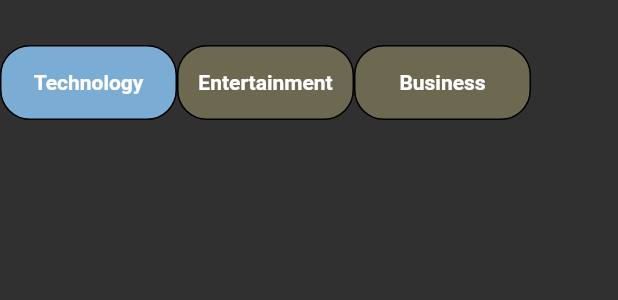
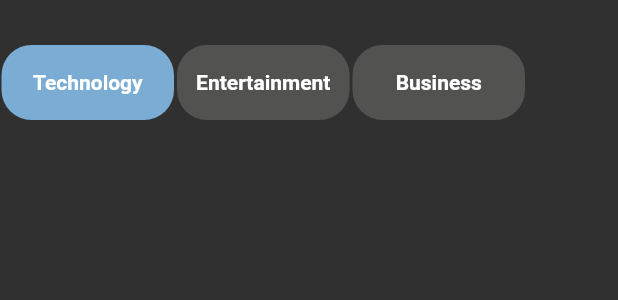
Before and after one commit to amna-kamran/news_app, a Flutter app: the CategoryBar widget shown alone on an empty page, opened directly, on a phone screen of 412 x 824 dp. Shown: the top 300 px of the screen. Run offline on Flutter 3.47's test engine with Material 2 defaults, Android fonts, the phone set to English and light mode, and no system bars; our stand-ins replace carousel_slider, flutter_svg; network calls fail.

Commit message:
changed tab colors and added spaces

```diff
--- a/lib/core/tab.dart
+++ b/lib/core/tab.dart
@@ -20,13 +20,12 @@ class Taptab extends StatelessWidget {
       },
       child: Container(
         height: 50,
-        width: 118,
+        width: 115,
         decoration: BoxDecoration(
           color: isSelected
               ? const Color.fromARGB(255, 122, 172, 212)
-              : const Color.fromARGB(255, 109, 105, 81),
+              : const Color.fromARGB(255, 82, 82, 81),
           borderRadius: BorderRadius.circular(20),
-          border: Border.all(color: Colors.black),
         ),
         child: Center(
           child: Text(
--- a/lib/screens/category/category/widgets/category_bar.dart
+++ b/lib/screens/category/category/widgets/category_bar.dart
@@ -53,10 +53,14 @@ class _CategoryBarState extends State<CategoryBar> {
               mainAxisAlignment: MainAxisAlignment.center,
               children: [
                 for (final e in titles)
-                  Taptab(
-                    name: e,
-                    isSelected: titles.indexOf(e) == appState.selectedTabIndex,
-                    index: titles.indexOf(e),
+                  Padding(
+                    padding: const EdgeInsets.symmetric(horizontal: 1),
+                    child: Taptab(
+                      name: e,
+                      isSelected:
+                          titles.indexOf(e) == appState.selectedTabIndex,
+                      index: titles.indexOf(e),
+                    ),
                   ),
               ],
             ),
```
